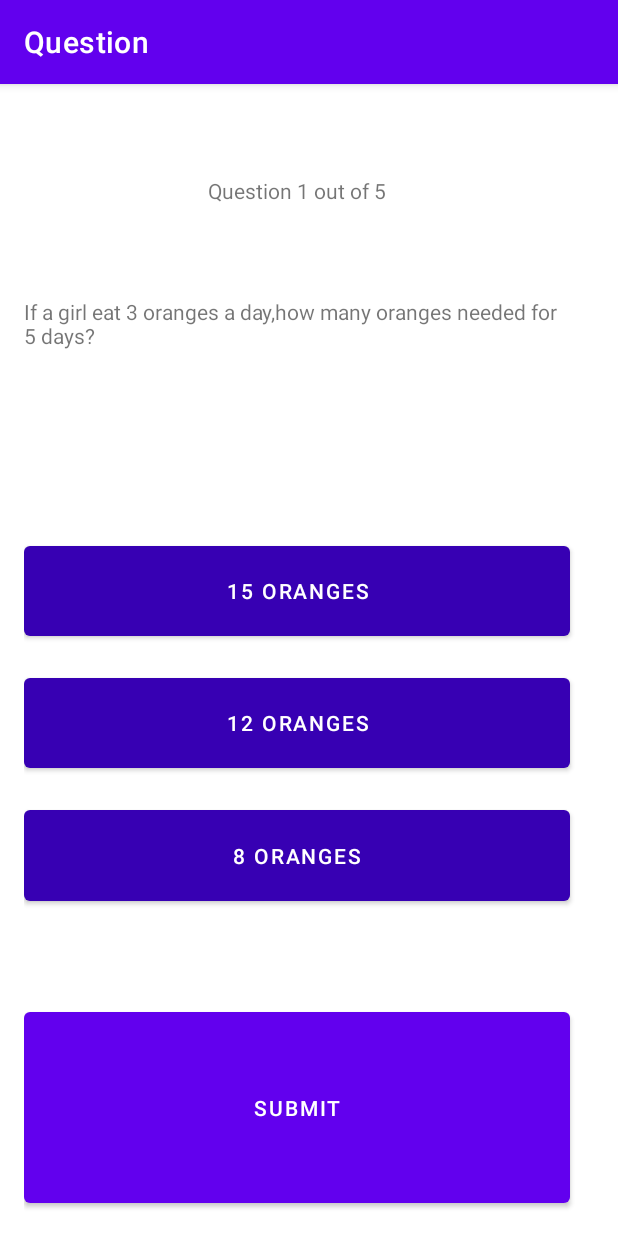
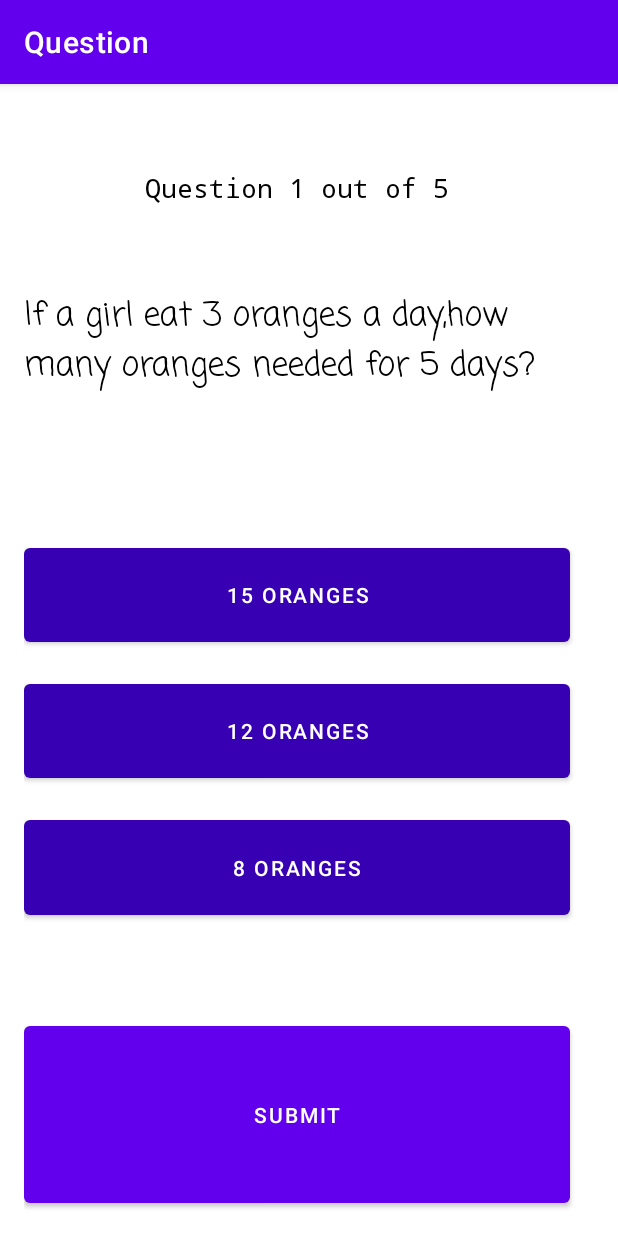
Before and after one commit to fahimfaisal/Quiz-Game, an Android app: the QuestionActivity screen opened directly, with no data from a screen before it, on a phone screen of 412 x 824 dp. Run offline under Robolectric (Android 15) with nearby library versions, the phone set to English and light mode, and no system bars.

Commit message:
Setting up the architecture

```diff
--- a/app/src/main/res/layout/content_question.xml
+++ b/app/src/main/res/layout/content_question.xml
@@ -23,6 +23,9 @@
         android:gravity="center"
         android:layout_marginRight="16dp"
         android:layout_weight="1"
+        android:textSize="18dp"
+        android:fontFamily="monospace"
+        android:textColor="@color/black"
         />
     </LinearLayout>
 
@@ -45,7 +48,10 @@
             android:layout_marginTop="16dp"
             android:layout_marginRight="16dp"
             android:layout_weight="2"
-            android:text="START"/>
+            android:textSize="22dp"
+            android:fontFamily="casual"
+            android:textColor="@color/black"
+            />
 
 
         <Button
@@ -56,7 +62,8 @@
             android:layout_marginRight="16dp"
             android:layout_weight="1"
             android:onClick="CheckA"
-            android:text="START"
+
+
             />
 
         <Button
@@ -67,7 +74,8 @@
             android:layout_marginRight="16dp"
             android:layout_weight="1"
             android:onClick="CheckB"
-            android:text="START"
+
+
             />
         <Button
             android:id="@+id/answer3"
@@ -77,7 +85,9 @@
             android:layout_marginRight="16dp"
             android:layout_weight="1"
             android:onClick="CheckC"
-            android:text="START"
+
+
+
             />
 
 
--- a/app/src/main/res/values/colors.xml
+++ b/app/src/main/res/values/colors.xml
@@ -7,4 +7,6 @@
     <color name="teal_700">#FF018786</color>
     <color name="black">#FF000000</color>
     <color name="white">#FFFFFFFF</color>
+    <color name="orange">#fc5a03</color>
+    <color name="yellow">#ffc800</color>
 </resources>
```
Also changed, not shown: app/src/main/java/com/example/quizapp/FinalScreen.java (+12 -10 lines), app/src/main/java/com/example/quizapp/QuestionActivity.java (+78 -8 lines), app/src/main/res/layout/activity_final_screen.xml (+13 -4 lines).
